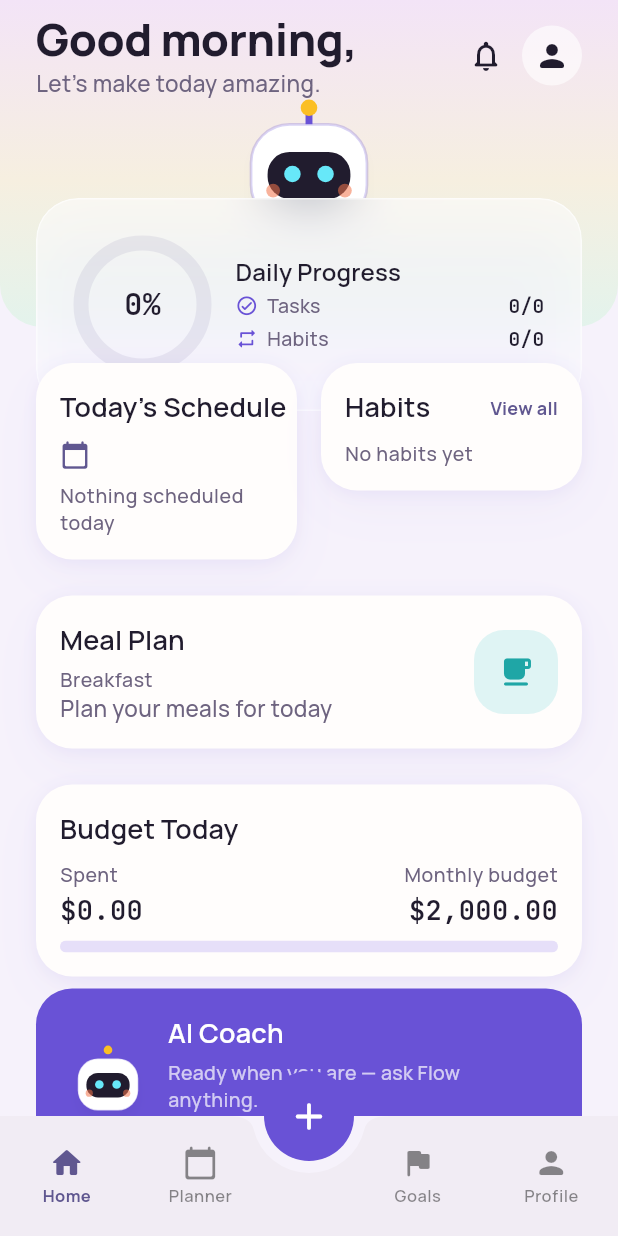
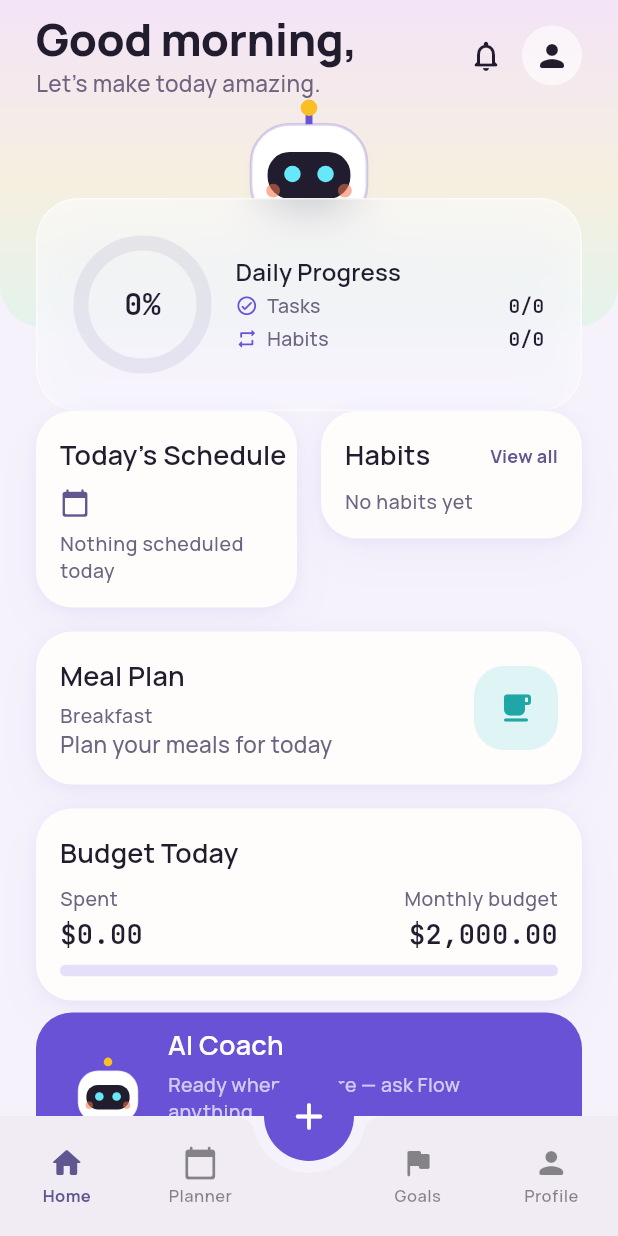
Before and after one commit to robyntjiesnathan-hash/lifeflowAI, a Flutter app: the HomeScreen screen opened by its route, on a phone screen of 412 x 824 dp. Run offline on Flutter 3.47's test engine with Material 3 defaults, Android fonts, the phone set to English and light mode, and no system bars; drawn by our look-alikes of flutter_animate; our stand-ins replace cached_network_image, cloud_firestore, firebase_auth, firebase_core, firebase_storage, fl_chart and 11 more; accounts and stored records are empty; generated files the repository leaves out were written again.

Commit message:
Fix Home's Daily Progress card being covered by the row below it
The floating glass Daily Progress card pokes 56px below the hero
scene's own box (Positioned bottom: -56), but the spacer after the
hero was only 24px — so the Today's Schedule/Habits row painted on
top of the card's bottom edge, hiding its rounded corner and cutting
into its stats. Widened that spacer to the full 56px the card needs,
and trimmed 32px back out of three lower-priority gaps (the two
between-card gaps below it, and the AI Coach card's own padding) so
the AI Coach card still lands clear of the docked FAB, matching the
spacing already tuned for that in the original hero rebuild.

```diff
--- a/lib/features/home/presentation/screens/home_screen.dart
+++ b/lib/features/home/presentation/screens/home_screen.dart
@@ -95,7 +95,14 @@ class HomeScreen extends ConsumerWidget {
                 habits: habits,
                 todaysTasks: todaysTasks,
               ),
-              const SizedBox(height: AppSpacing.lg),
+              // The hero's floating Daily Progress card pokes 56px below the
+              // hero's own box (see _HeroScene's `bottom: -56`); this gap
+              // must clear that overflow or the next row paints on top of
+              // the card's bottom edge, hiding its rounded corner and stats.
+              // The gaps below are trimmed by the same 32px this grew by, so
+              // the AI Coach card lands where it was already tuned to clear
+              // the docked FAB.
+              const SizedBox(height: 56),
               Padding(
                 padding: const EdgeInsets.fromLTRB(AppSpacing.lg, 0, AppSpacing.lg, 140),
                 child: Column(
@@ -108,9 +115,9 @@ class HomeScreen extends ConsumerWidget {
                         Expanded(child: _HabitsPreviewCard(habits: habits)),
                       ],
                     ),
-                    const SizedBox(height: AppSpacing.lg),
+                    const SizedBox(height: AppSpacing.md),
                     _MealPlanCard(mealPlanAsync: mealPlanAsync, recipesAsync: recipesAsync),
-                    const SizedBox(height: AppSpacing.lg),
+                    const SizedBox(height: AppSpacing.md),
                     _BudgetTodayCard(summaryAsync: budgetSummaryAsync, currency: currency),
                     const SizedBox(height: AppSpacing.sm),
                     _AiCoachCard(
@@ -505,7 +512,7 @@ class _AiCoachCard extends StatelessWidget {
     return GradientHeroCard(
       gradient: AppGradients.primary,
       onTap: onTap,
-      padding: const EdgeInsets.symmetric(horizontal: AppSpacing.lg, vertical: AppSpacing.md),
+      padding: const EdgeInsets.symmetric(horizontal: AppSpacing.lg, vertical: AppSpacing.sm),
       child: Row(
         children: [
           const FlowMascot(size: 48),
```
